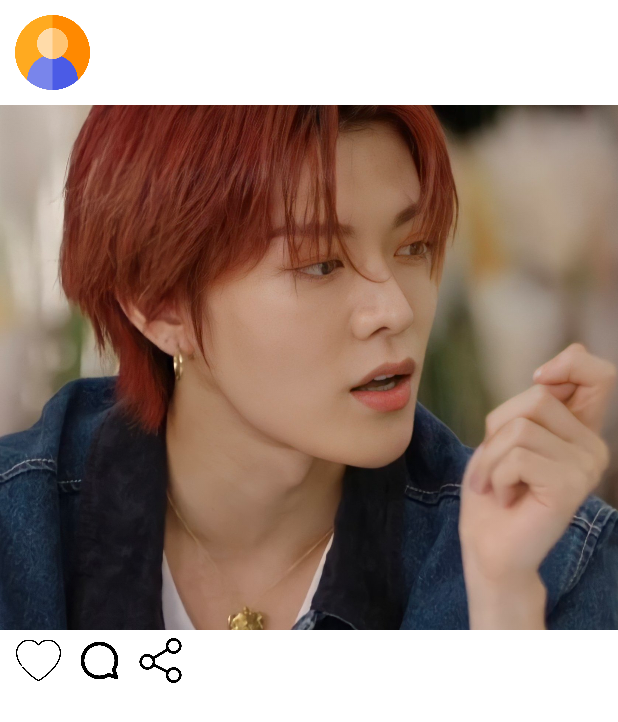
After one commit to kriti-ixix/android-3, an Android app: the layout ig_clone_layout.xml on its own in the app's theme, with its tools: preview values and no code run, on a phone screen of 412 x 824 dp. The commit adds this screen. Shown: the top 722 px of the screen. Run offline under Robolectric (Android 15) with nearby library versions, the phone set to English and light mode, and no system bars.

Commit message:
ig clone

```diff
--- a/app/src/main/java/com/kriti/android3/RecyclerDemo.java
+++ b/app/src/main/java/com/kriti/android3/RecyclerDemo.java
@@ -10,6 +10,7 @@ import android.view.LayoutInflater;
 import android.view.View;
 import android.view.ViewGroup;
 import android.widget.ImageView;
+import android.widget.LinearLayout;
 import android.widget.ListView;
 import android.widget.TextView;
 
@@ -53,11 +54,14 @@ public class RecyclerDemo extends AppCompatActivity {
         class MyViewHolder extends RecyclerView.ViewHolder
         {
             ImageView imageView; TextView textView;
+            LinearLayout linearLayout;
+
             public MyViewHolder(@NonNull View itemView)
             {
                 super(itemView);
                 imageView = itemView.findViewById(R.id.recyclerImage);
                 textView = itemView.findViewById(R.id.recyclerText);
+                linearLayout = itemView.findViewById(R.id.linearLayout);
             }
         }
 
@@ -74,7 +78,7 @@ public class RecyclerDemo extends AppCompatActivity {
             holder.imageView.setImageResource(images.get(position));
             holder.textView.setText(names.get(position));
 
-            holder.textView.setOnClickListener(new View.OnClickListener() {
+            holder.linearLayout.setOnClickListener(new View.OnClickListener() {
                 @Override
                 public void onClick(View view) {
                    names.add("New");
--- /dev/null
+++ b/app/src/main/res/layout/ig_clone_layout.xml
@@ -0,0 +1,50 @@
+<?xml version="1.0" encoding="utf-8"?>
+<LinearLayout xmlns:android="http://schemas.android.com/apk/res/android"
+    android:orientation="vertical"
+    android:layout_width="match_parent"
+    android:layout_height="match_parent">
+
+    <ImageView
+        android:layout_width="50dp"
+        android:layout_height="50dp"
+        android:layout_margin="10dp"
+        android:src="@drawable/pfp"
+        android:id="@+id/igProfileView"/>
+
+    <ImageView
+        android:layout_width="match_parent"
+        android:layout_height="350dp"
+        android:scaleType="centerCrop"
+        android:src="@drawable/yuta"
+        android:id="@+id/igPost"/>
+
+    <LinearLayout
+        android:layout_width="match_parent"
+        android:layout_height="wrap_content"
+        android:layout_marginStart="5dp"
+        android:orientation="horizontal">
+
+        <ImageView
+            android:layout_width="30dp"
+            android:layout_height="30dp"
+            android:layout_margin="5dp"
+            android:src="@drawable/empty_heart"
+            android:id="@+id/igLike"/>
+
+        <ImageView
+            android:layout_width="30dp"
+            android:layout_height="30dp"
+            android:layout_margin="5dp"
+            android:src="@drawable/comment"
+            android:id="@+id/igComment"/>
+
+        <ImageView
+            android:layout_width="30dp"
+            android:layout_height="30dp"
+            android:layout_margin="5dp"
+            android:src="@drawable/share"
+            android:id="@+id/igShare"/>
+
+    </LinearLayout>
+
+</LinearLayout>
--- a/app/src/main/res/layout/recycler_layout.xml
+++ b/app/src/main/res/layout/recycler_layout.xml
@@ -2,7 +2,8 @@
 <LinearLayout xmlns:android="http://schemas.android.com/apk/res/android"
     android:orientation="horizontal"
     android:layout_width="match_parent"
-    android:layout_height="wrap_content">
+    android:layout_height="wrap_content"
+    android:id="@+id/linearLayout">
 
     <ImageView
         android:layout_width="100dp"
```
Also changed, not shown: app/src/main/AndroidManifest.xml (+5 -3 lines), app/src/main/java/com/kriti/android3/IgClone.java (added, +14 -0 lines), app/src/main/res/layout/activity_ig_clone.xml (added, +14 -0 lines), app/src/main/res/drawable-v24/comment.png (added), app/src/main/res/drawable-v24/empty_heart.png (added), app/src/main/res/drawable-v24/full_heart.png (added), app/src/main/res/drawable-v24/pfp.png (added), app/src/main/res/drawable-v24/share.png (added), app/src/main/res/drawable-v24/yuta.JPG (added).
